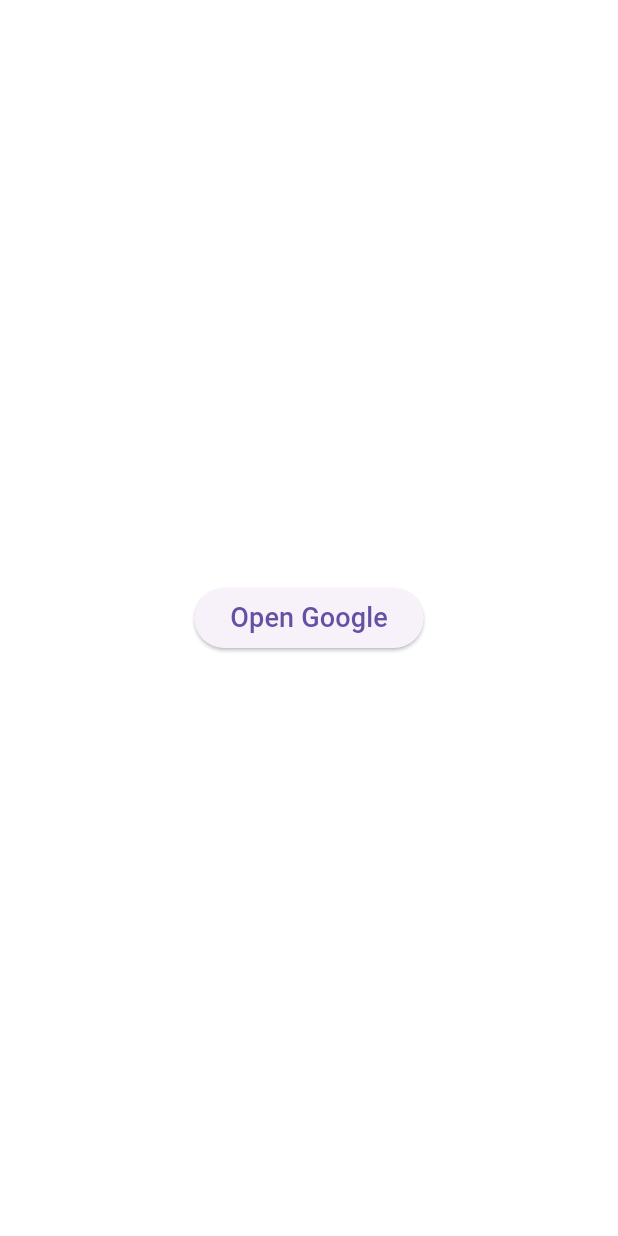
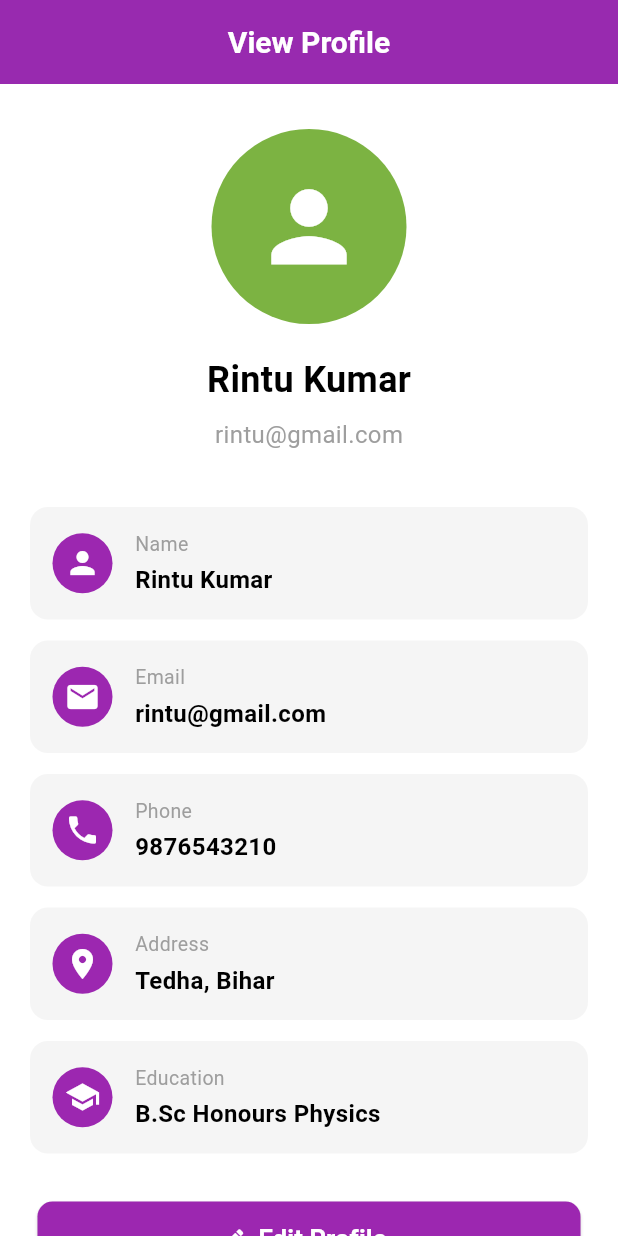
Before and after one commit to kumar7654rintu/Gogle, a Flutter app: the screen it shows after launch, on a phone screen of 412 x 824 dp. Run offline on Flutter 3.47's test engine with Material 3 defaults, Android fonts, the phone set to English and light mode, and no system bars.

Commit message:
Add Flutter files

```diff
--- a/lib/Google.dart
+++ b/lib/Google.dart
@@ -23,13 +23,11 @@
   Future<void> openGoogle() async {
     final Uri url = Uri.parse('https://www.google.com');
 
-    try {
+    if (await canLaunchUrl(url)) {
       await launchUrl(
         url,
         mode: LaunchMode.externalApplication,
       );
-    } catch (e) {
-      debugPrint('Google open nahi hua: $e');
     }
   }
 
--- /dev/null
+++ b/lib/Main.dart
@@ -0,0 +1,19 @@
+import 'package:flutter/material.dart';
+import 'View_Profile.dart';
+
+void main() {
+  runApp(const MyApp());
+}
+
+class MyApp extends StatelessWidget {
+  const MyApp({super.key});
+
+  @override
+  Widget build(BuildContext context) {
+    return MaterialApp(
+      debugShowCheckedModeBanner: false,
+      title: 'View Profile',
+      home: const ViewProfileScreen(),
+    );
+  }
+}
--- /dev/null
+++ b/lib/View_Profile.dart
@@ -0,0 +1,202 @@
+import 'package:flutter/material.dart';
+import 'View_Profile.dart';
+
+
+void main() {
+  runApp(const MyApp());
+}
+
+class MyApp extends StatelessWidget {
+  const MyApp({super.key});
+
+  @override
+  Widget build(BuildContext context) {
+    return MaterialApp(
+      debugShowCheckedModeBanner: false,
+      home: const ViewProfileScreen(),
+    );
+  }
+}
+
+class ViewProfileScreen extends StatelessWidget {
+  const ViewProfileScreen({super.key});
+
+  static const Color purple = Color(0xFF9C27B0);
+  static const Color green = Color(0xFF7CB342);
+
+  @override
+  Widget build(BuildContext context) {
+    return Scaffold(
+      backgroundColor: Colors.white,
+      appBar: AppBar(
+        backgroundColor: purple,
+        elevation: 2,
+        centerTitle: true,
+        title: const Text(
+          'View Profile',
+          style: TextStyle(
+            color: Colors.white,
+            fontSize: 20,
+            fontWeight: FontWeight.bold,
+          ),
+        ),
+      ),
+
+      body: SingleChildScrollView(
+        child: Column(
+          children: [
+            const SizedBox(height: 30),
+
+            const CircleAvatar(
+              radius: 65,
+              backgroundColor: green,
+              child: Icon(
+                Icons.person,
+                size: 75,
+                color: Colors.white,
+              ),
+            ),
+
+            const SizedBox(height: 20),
+
+            const Text(
+              'Rintu Kumar',
+              style: TextStyle(
+                fontSize: 24,
+                fontWeight: FontWeight.bold,
+                color: Colors.black,
+              ),
+            ),
+
+            const SizedBox(height: 8),
+
+            const Text(
+              'rintu@gmail.com',
+              style: TextStyle(
+                fontSize: 16,
+                color: Colors.grey,
+              ),
+            ),
+
+            const SizedBox(height: 30),
+
+            profileItem(
+              icon: Icons.person,
+              title: 'Name',
+              value: 'Rintu Kumar',
+            ),
+
+            profileItem(
+              icon: Icons.email,
+              title: 'Email',
+              value: 'rintu@gmail.com',
+            ),
+
+            profileItem(
+              icon: Icons.phone,
+              title: 'Phone',
+              value: '9876543210',
+            ),
+
+            profileItem(
+              icon: Icons.location_on,
+              title: 'Address',
+              value: 'Tedha, Bihar',
+            ),
+
+            profileItem(
+              icon: Icons.school,
+              title: 'Education',
+              value: 'B.Sc Honours Physics',
+            ),
+
+            const SizedBox(height: 25),
+
+            Padding(
+              padding: const EdgeInsets.symmetric(horizontal: 25),
+              child: SizedBox(
+                width: double.infinity,
+                height: 50,
+                child: ElevatedButton.icon(
+                  onPressed: () {},
+                  style: ElevatedButton.styleFrom(
+                    backgroundColor: purple,
+                    foregroundColor: Colors.white,
+                    shape: RoundedRectangleBorder(
+                      borderRadius: BorderRadius.circular(10),
+                    ),
+                  ),
+                  icon: const Icon(Icons.edit),
+                  label: const Text(
+                    'Edit Profile',
+                    style: TextStyle(
+                      fontSize: 17,
+                      fontWeight: FontWeight.bold,
+                    ),
+                  ),
+                ),
+              ),
+            ),
+
+            const SizedBox(height: 30),
+          ],
+        ),
+      ),
+    );
+  }
+
+  static Widget profileItem({
+    required IconData icon,
+    required String title,
+    required String value,
+  }) {
+    return Container(
+      margin: const EdgeInsets.symmetric(
+        horizontal: 20,
+        vertical: 7,
+      ),
+      padding: const EdgeInsets.all(15),
+      decoration: BoxDecoration(
+        color: Colors.grey.shade100,
+        borderRadius: BorderRadius.circular(12),
+      ),
+      child: Row(
+        children: [
+          CircleAvatar(
+            backgroundColor: purple,
+            child: Icon(
+              icon,
+              color: Colors.white,
+            ),
+          ),
+
+          const SizedBox(width: 15),
+
+          Expanded(
+            child: Column(
+              crossAxisAlignment: CrossAxisAlignment.start,
+              children: [
+                Text(
+                  title,
+                  style: const TextStyle(
+                    fontSize: 13,
+                    color: Colors.grey,
+                  ),
+                ),
+                const SizedBox(height: 3),
+                Text(
+                  value,
+                  style: const TextStyle(
+                    fontSize: 16,
+                    fontWeight: FontWeight.bold,
+                    color: Colors.black,
+                  ),
+                ),
+              ],
+            ),
+          ),
+        ],
+      ),
+    );
+  }
+}
--- a/lib/main.dart
+++ /dev/null
@@ -1,51 +0,0 @@
-import 'package:flutter/material.dart';
-import 'package:url_launcher/url_launcher.dart';
-
-void main() {
-  runApp(const MyApp());
-}
-
-class MyApp extends StatelessWidget {
-  const MyApp({super.key});
-
-  @override
-  Widget build(BuildContext context) {
-    return MaterialApp(
-      debugShowCheckedModeBanner: false,
-      home: const GoogleScreen(),
-    );
-  }
-}
-
-class GoogleScreen extends StatelessWidget {
-  const GoogleScreen({super.key});
-
-  Future<void> openGoogle() async {
-    final Uri url = Uri.parse('https://www.google.com');
-
-    if (await canLaunchUrl(url)) {
-      await launchUrl(
-        url,
-        mode: LaunchMode.externalApplication,
-      );
-    }
-  }
-
-  @override
-  Widget build(BuildContext context) {
-    return Scaffold(
-      backgroundColor: Colors.white,
-      body: Center(
-        child: ElevatedButton(
-          onPressed: openGoogle,
-          child: const Text(
-            'Open Google',
-            style: TextStyle(
-              fontSize: 18,
-            ),
-          ),
-        ),
-      ),
-    );
-  }
-}
```
